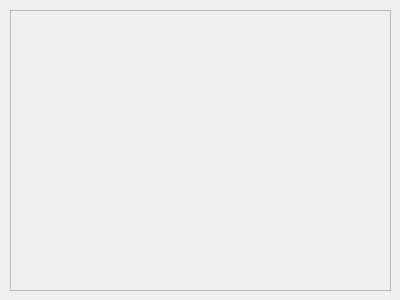
Before: the Qt Designer form trunk/XQuantZero/cconsoleform.ui in MagickPanda/XQuantZeroGit, drawn with Qt 5.
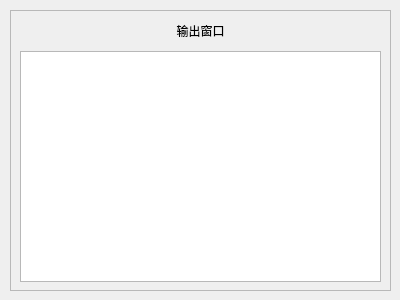
After: the same form once the commit is applied.

The edit to the form file:
```diff
--- a/trunk/XQuantZero/cconsoleform.ui
+++ b/trunk/XQuantZero/cconsoleform.ui
@@ -31,6 +31,32 @@
       <property name="frameShadow">
        <enum>QFrame::Raised</enum>
       </property>
+      <widget class="QTextBrowser" name="textBrowser">
+       <property name="geometry">
+        <rect>
+         <x>10</x>
+         <y>41</y>
+         <width>361</width>
+         <height>231</height>
+        </rect>
+       </property>
+      </widget>
+      <widget class="QLabel" name="label">
+       <property name="geometry">
+        <rect>
+         <x>20</x>
+         <y>10</y>
+         <width>341</width>
+         <height>21</height>
+        </rect>
+       </property>
+       <property name="text">
+        <string>输出窗口</string>
+       </property>
+       <property name="alignment">
+        <set>Qt::AlignCenter</set>
+       </property>
+      </widget>
      </widget>
     </item>
    </layout>
```
